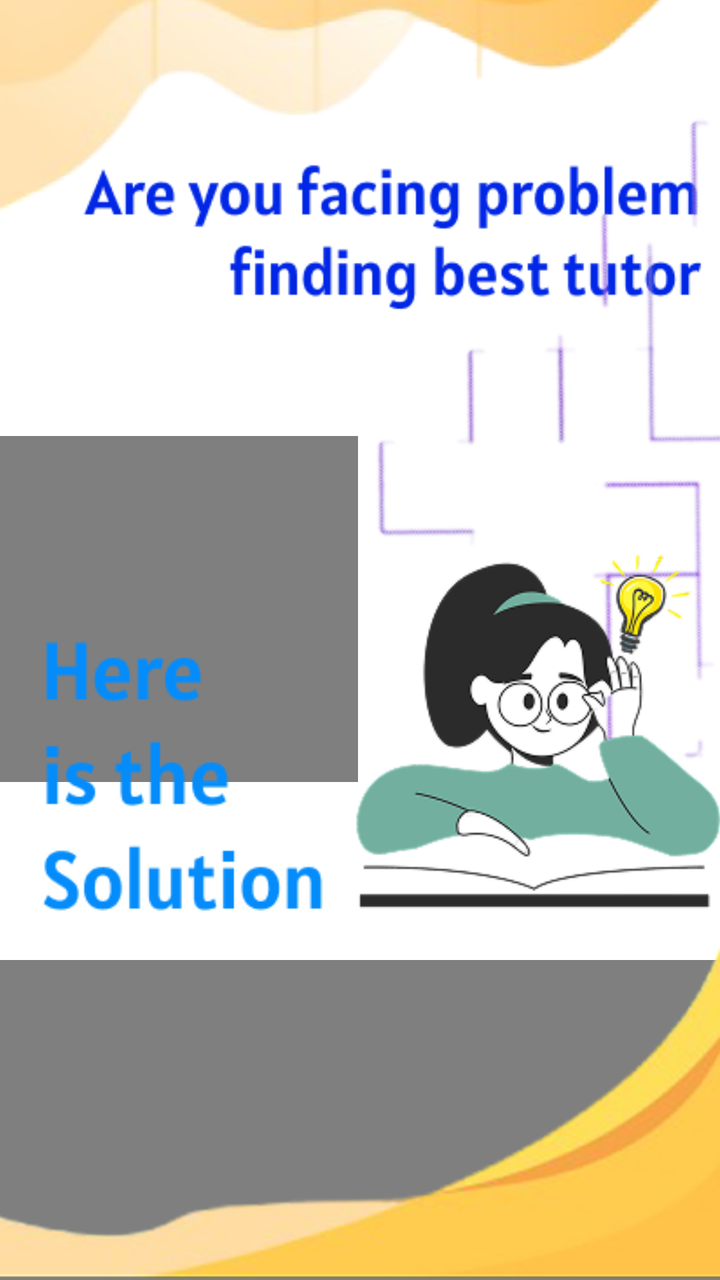
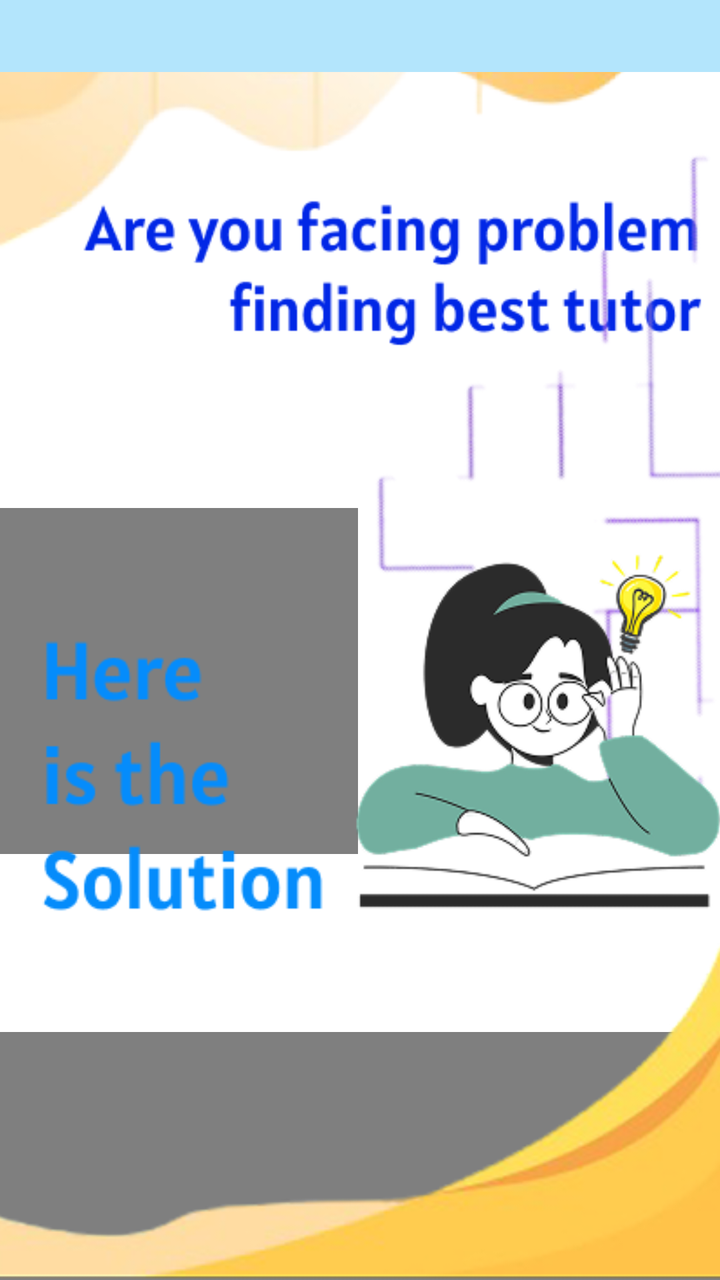

Two renders of the same Android screen: before a commit and after it. Below are the layout's source before the change and the commit's diff.
<!-- AndroidManifest.xml: application theme Theme.Seekshakcom -->
<!-- res/layout/activity_splash1.xml -->
<?xml version="1.0" encoding="utf-8"?>
<FrameLayout xmlns:android="http://schemas.android.com/apk/res/android"
    android:layout_width="match_parent"
    android:layout_height="match_parent">

    
    <ImageView
        android:id="@+id/bgImage"
        android:layout_width="match_parent"
        android:layout_height="match_parent"
        android:scaleType="centerCrop"
        android:src="@drawable/bg_splash1" />

    
    <VideoView
        android:id="@+id/video1"
        android:layout_width="179dp"
        android:layout_height="173dp"
        android:layout_marginTop="218dp"
        android:background="@android:color/transparent" />



    <VideoView
        android:id="@+id/video2"
        android:layout_width="wrap_content"
        android:layout_height="400dp"
        android:layout_marginTop="480dp"
        android:background="@android:color/transparent"/>



    <ImageView
        android:layout_width="match_parent"
        android:layout_height="403dp"
        android:layout_gravity="bottom|end"
        android:scaleType="centerCrop"
        android:src="@drawable/splashbottom" />


</FrameLayout>
<!-- resources referenced by this layout -->
<resources>
  <!-- drawable bg_splash1: png bitmap (drawable, 57801 bytes) -->
  <!-- drawable splashbottom: png bitmap (drawable, 59194 bytes) -->
  <style name="Theme.Seekshakcom" parent="Theme.AppCompat.Light.NoActionBar">
          
          <item name="colorPrimary">@color/black</item>
          <item name="colorPrimaryDark">@color/purple_700</item>
          <item name="colorAccent">@color/teal_200</item>
      </style>
  <color name="black">#FF000000</color>
  <color name="purple_700">#FF3700B3</color>
  <color name="teal_200">#FF03DAC5</color>
</resources>

<!-- the commit's change to res/layout/activity_splash1.xml (unified diff, before → after) -->
@@ -1,7 +1,9 @@
 <?xml version="1.0" encoding="utf-8"?>
 <FrameLayout xmlns:android="http://schemas.android.com/apk/res/android"
     android:layout_width="match_parent"
-    android:layout_height="match_parent">
+    android:layout_height="match_parent"
+    android:background="#B3E5FC"
+    android:paddingTop="36dp">
 
     
     <ImageView
